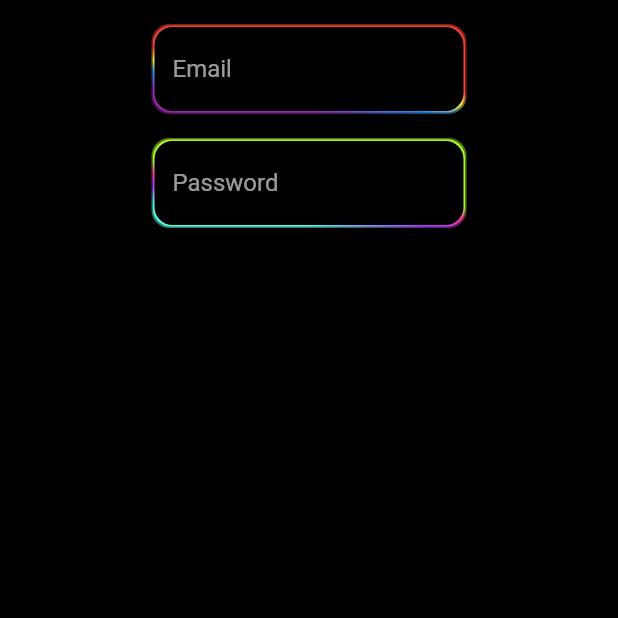
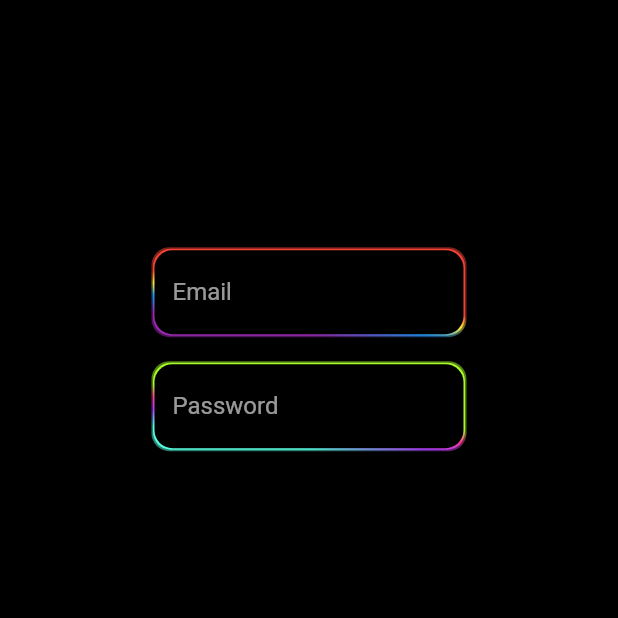
Before and after one commit to yeasin50/Rive_state_machine_example, a Flutter app: the screen it shows after launch, on a phone screen of 412 x 824 dp, the top half of it. Run offline on Flutter 3.47's test engine with Material 2 defaults, Android fonts, the light colour scheme and no system bars; our stand-ins replace rive; statements that could not run were skipped.

Commit message:
doneWithUIExceptButtonandTextFieldWidthControll

```diff
--- a/lib/views/Login/login.view.dart
+++ b/lib/views/Login/login.view.dart
@@ -1,5 +1,6 @@
 import 'package:flutter/material.dart';
 
+import 'controllers/loginScreen.controller.emojiAnimation.dart';
 import 'widgets/login.widget.loginButton.dart';
 import 'widgets/login.widget.smileRive.dart';
 import 'widgets/login.widget.textField.dart';
@@ -18,7 +19,12 @@ class _LogInScreenState extends State<LogInScreen> {
   @override
   void initState() {
     super.initState();
-    controllerEmail = TextEditingController();
+    controllerEmail = TextEditingController()
+      ..addListener(() {
+        /// `controllerEmail.text.length * 1.0` => `1.0` depend on textFieldWidth
+        EmojiAnimationController.instance
+            .followText(controllerEmail.text.length * 1.0);
+      });
     controllerPassword = TextEditingController();
   }
 
@@ -27,28 +33,45 @@ class _LogInScreenState extends State<LogInScreen> {
     return SafeArea(
       child: Scaffold(
         backgroundColor: Colors.black,
-        body: LayoutBuilder(
+        body: Center(
+          child: ConstrainedBox(
+            constraints: BoxConstraints(
+              maxWidth: 1100,
+            ),
+            child: LayoutBuilder(
               builder: (context, constraints) => Column(
                 children: [
-              SmileRive(),
-
-              // AuthForm(),
-              CustomTextFiled(
+                  SizedBox(
+                    key: UniqueKey(),
+                    height: constraints.maxWidth * .4,
+                    child: SmileRive(),
+                  ),
+                  FocusScope(
+                    onFocusChange: (value) {
+                      // EmojiAnimationController.instance.isIdleAnimRunning;
+                      EmojiAnimationController.instance.idleAnimation(!value);
+                    },
+                    child: CustomTextFiled(
                       controller: controllerEmail,
                       obsecure: false,
                       hintText: "Email",
                       borderWidth: 4,
                       size: Size(constraints.maxWidth * .5, kToolbarHeight),
                     ),
+                  ),
                   SizedBox(height: 16),
-              CustomTextFiled(
+                  FocusScope(
+                    onFocusChange: (value) {
+                      EmojiAnimationController.instance.hatDown(value);
+                    },
+                    child: CustomTextFiled(
                       controller: controllerPassword,
                       obsecure: true,
                       hintText: "Password",
                       borderWidth: 4,
                       size: Size(constraints.maxWidth * .5, kToolbarHeight),
                     ),
-
+                  ),
                   LoginButton(
                     onTap: () {},
                   ),
@@ -56,6 +79,8 @@ class _LogInScreenState extends State<LogInScreen> {
               ),
             ),
           ),
+        ),
+      ),
     );
   }
 }
--- a/lib/views/Login/widgets/login.widget.textField.dart
+++ b/lib/views/Login/widgets/login.widget.textField.dart
@@ -35,6 +35,7 @@ class CustomTextFiled extends StatelessWidget {
         width: size.width,
         height: size.height,
         child: TextField(
+          controller: controller,
           style: TextStyle(
             color: Colors.white,
           ),
```
Also changed, not shown: lib/views/Login/widgets/login.widget.smileRive.dart (+23 -31 lines). Lines whose indentation alone changed are shown as unchanged.
